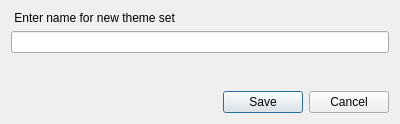
The window that theming_to_tweak.ui (MX-Linux/mx-tweak) describes before a commit, drawn with Qt 5.
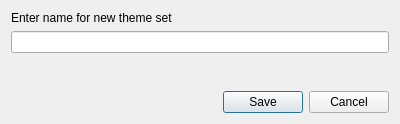
The same window after the commit.

Commit message: removed leading space

Diff of the .ui file:
```diff
--- a/theming_to_tweak.ui
+++ b/theming_to_tweak.ui
@@ -17,7 +17,7 @@
    <item>
     <widget class="QLabel" name="label">
      <property name="text">
-      <string> Enter name for new theme set</string>
+      <string>Enter name for new theme set</string>
      </property>
     </widget>
    </item>
```
